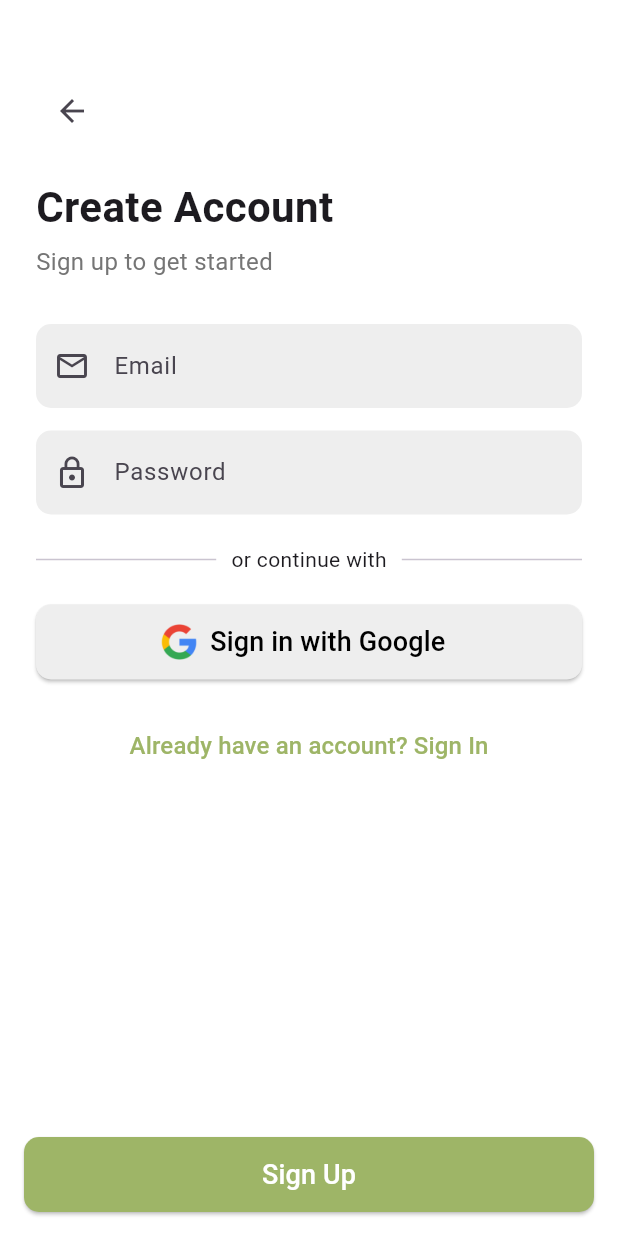
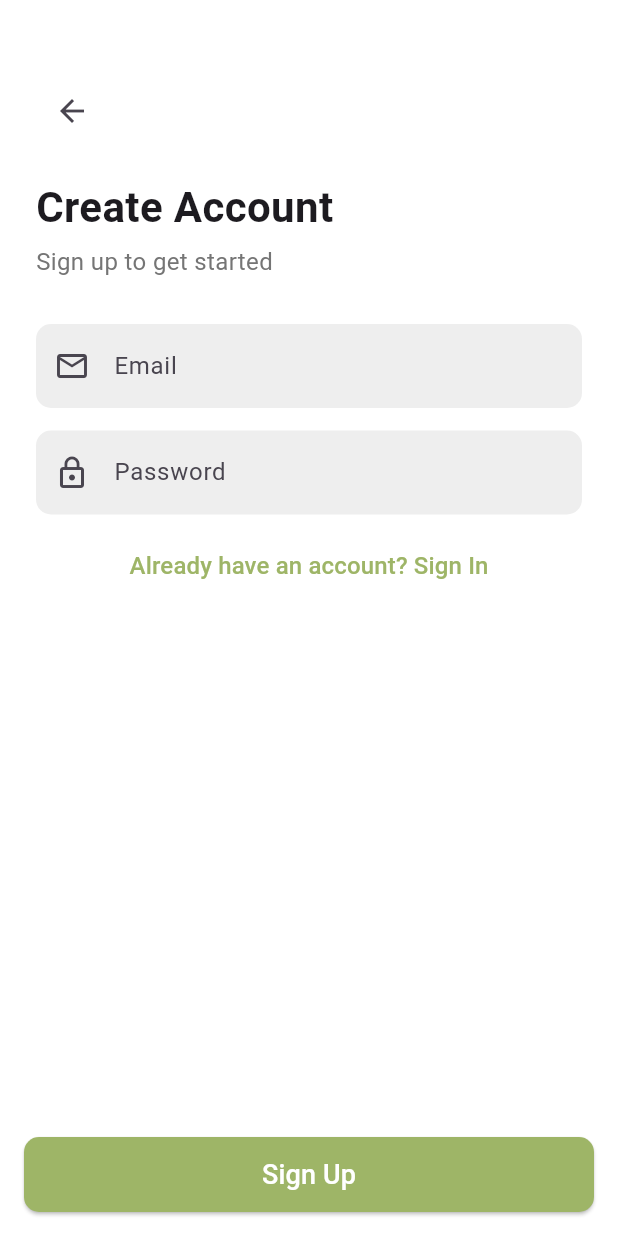
Before and after one commit to kosuri-indu/MindSync, a Flutter app: the screen it shows after launch, after a tap on "Don't have an account? Sign Up", on a phone screen of 412 x 824 dp. Run offline on Flutter 3.47's test engine with Material 3 defaults, Android fonts, the phone set to English and light mode, and no system bars; our stand-ins replace audioplayers, cloud_firestore, firebase_auth, firebase_core, fl_chart, flutter_dotenv and 6 more; accounts and stored records are empty.

Commit message:
final code

```diff
--- a/mindsync/lib/views/pages/signin_page.dart
+++ b/mindsync/lib/views/pages/signin_page.dart
@@ -92,36 +92,6 @@ class _SignInScreenState extends State<SignInPage> {
                           ),
                         ),
                       const SizedBox(height: 10),
-                      Row(
-                        mainAxisAlignment: MainAxisAlignment.spaceBetween,
-                        children: [
-                          Row(
-                            children: [
-                              Checkbox(value: false, onChanged: (value) {}),
-                              Text("Remember me"),
-                            ],
-                          ),
-                          TextButton(
-                            onPressed: () {},
-                            child: Text("Forgot Password?",
-                                style: TextStyle(color: primaryColor)),
-                          ),
-                        ],
-                      ),
-                      const SizedBox(height: 20),
-                      Row(
-                        children: const [
-                          Expanded(child: Divider()),
-                          Padding(
-                            padding: EdgeInsets.symmetric(horizontal: 10),
-                            child: Text("or continue with"),
-                          ),
-                          Expanded(child: Divider()),
-                        ],
-                      ),
-                      const SizedBox(height: 20),
-                      _buildSocialButton("assets/images/google.png"),
-                      const SizedBox(height: 20),
                       Center(
                         child: TextButton(
                           onPressed: () {
--- a/mindsync/lib/views/pages/signup_page.dart
+++ b/mindsync/lib/views/pages/signup_page.dart
@@ -81,22 +81,7 @@ class _SignUpPageState extends State<SignUpPage> {
                       style: TextStyle(color: Colors.red, fontSize: 14),
                     ),
                   ),
-                const SizedBox(height: 20),
-                Row(
-                  children: const [
-                    Expanded(child: Divider()),
-                    Padding(
-                      padding: EdgeInsets.symmetric(horizontal: 10),
-                      child: Text("or continue with"),
-                    ),
-                    Expanded(child: Divider()),
-                  ],
-                ),
-                const SizedBox(height: 20),
-                Center(
-                  child: _buildSocialButton("assets/images/google.png"),
-                ),
-                const SizedBox(height: 20),
+                const SizedBox(height: 10),
                 Center(
                   child: TextButton(
                     onPressed: () {
```
